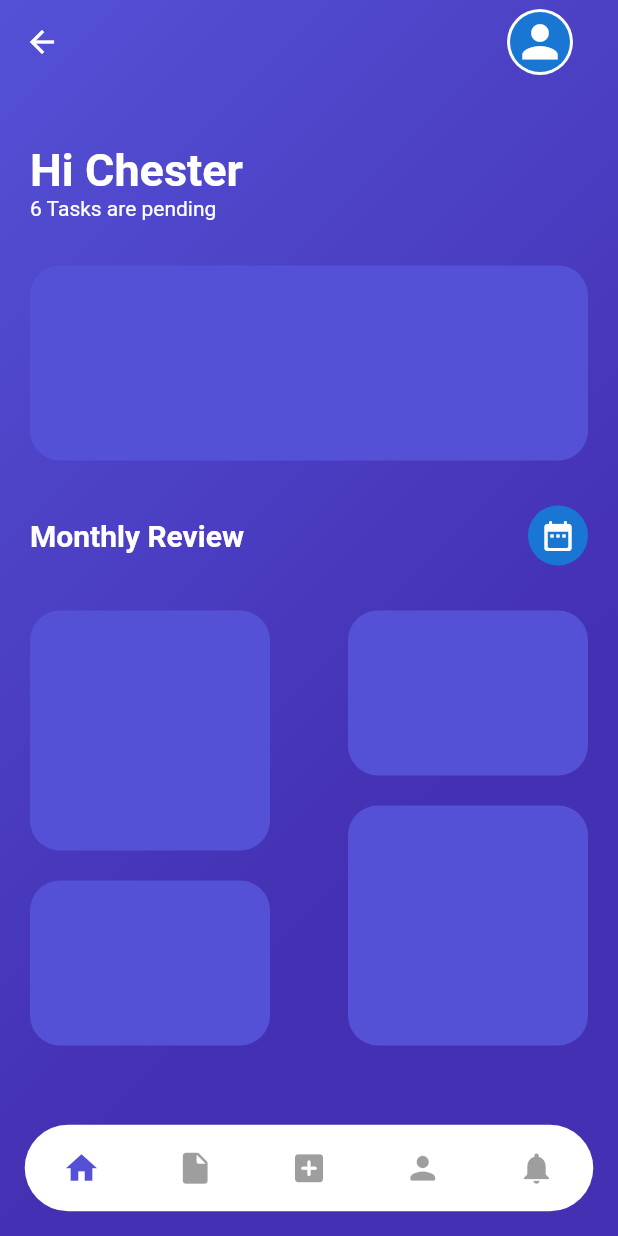
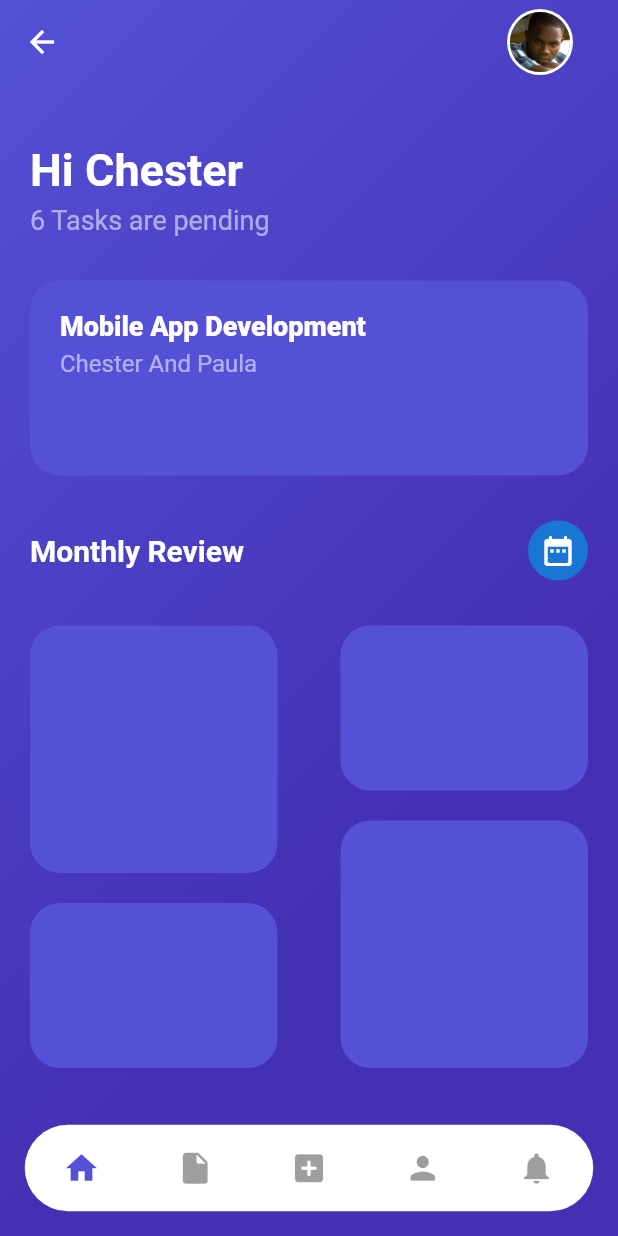
Before and after one commit to ceejayps/banking_app_2, a Flutter app: the homepage screen opened directly, on a phone screen of 412 x 824 dp. Run offline on Flutter 3.47's test engine with Material 2 defaults, Android fonts, the phone set to English and light mode, and no system bars; missing offline and left inert: dart:ffi.

Commit message:
Update homepage.dart

```diff
--- a/lib/container/pages/homepage.dart
+++ b/lib/container/pages/homepage.dart
@@ -1,3 +1,5 @@
+import 'dart:ui';
+
 import 'package:flutter/material.dart';
 import 'package:flutter/services.dart';
 
@@ -94,6 +96,7 @@ class _homepageState extends State<homepage> with TickerProviderStateMixin {
   @override
   Widget build(BuildContext context) {
     Size size = MediaQuery.of(context).size;
+    double tileWith = 165;
     return Container(
         decoration: const BoxDecoration(
             gradient: LinearGradient(
@@ -112,11 +115,8 @@ class _homepageState extends State<homepage> with TickerProviderStateMixin {
                 padding: const EdgeInsets.only(right: 30),
                 child: CircleAvatar(
                   child: CircleAvatar(
+                    backgroundImage: AssetImage('assets/images/chester.jpg'),
                     radius: 20,
-                    child: Icon(
-                      Icons.person,
-                      size: 35,
-                    ),
                   ),
                   radius: 22,
                   backgroundColor: Colors.white,
@@ -155,9 +155,13 @@ class _homepageState extends State<homepage> with TickerProviderStateMixin {
                                 fontWeight: FontWeight.bold,
                                 color: Colors.white),
                           ),
+                          SizedBox(
+                            height: 5,
+                          ),
                           Text(
                             "6 Tasks are pending",
-                            style: TextStyle(color: Colors.white),
+                            style:
+                                TextStyle(color: Colors.white54, fontSize: 18),
                             textAlign: TextAlign.left,
                           )
                         ],
@@ -171,6 +175,31 @@ class _homepageState extends State<homepage> with TickerProviderStateMixin {
                         decoration: BoxDecoration(
                             color: const Color.fromARGB(255, 84, 81, 214),
                             borderRadius: BorderRadius.circular(20)),
+                        child: Padding(
+                          padding: const EdgeInsets.all(20.0),
+                          child: Column(
+                            mainAxisAlignment: MainAxisAlignment.start,
+                            crossAxisAlignment: CrossAxisAlignment.start,
+                            children: [
+                              Text(
+                                "Mobile App Development",
+                                style: TextStyle(
+                                    fontSize: 18,
+                                    fontWeight: FontWeight.w800,
+                                    color: Colors.white),
+                              ),
+                              SizedBox(
+                                height: 5,
+                              ),
+                              Text(
+                                "Chester And Paula",
+                                style: TextStyle(
+                                    color: Colors.white54, fontSize: 16),
+                                textAlign: TextAlign.left,
+                              )
+                            ],
+                          ),
+                        ),
                       ),
                       const SizedBox(
                         height: 30,
@@ -201,8 +230,8 @@ class _homepageState extends State<homepage> with TickerProviderStateMixin {
                           Column(
                             children: [
                               Container(
-                                width: 160,
-                                height: 160,
+                                width: tileWith,
+                                height: tileWith,
                                 decoration: BoxDecoration(
                                     color:
                                         const Color.fromARGB(255, 84, 81, 214),
@@ -212,7 +241,7 @@ class _homepageState extends State<homepage> with TickerProviderStateMixin {
                                 height: 20,
                               ),
                               Container(
-                                width: 160,
+                                width: tileWith,
                                 height: 110,
                                 decoration: BoxDecoration(
                                     color:
@@ -224,7 +253,7 @@ class _homepageState extends State<homepage> with TickerProviderStateMixin {
                           Column(
                             children: [
                               Container(
-                                width: 160,
+                                width: tileWith,
                                 height: 110,
                                 decoration: BoxDecoration(
                                     color:
@@ -235,8 +264,8 @@ class _homepageState extends State<homepage> with TickerProviderStateMixin {
                                 height: 20,
                               ),
                               Container(
-                                width: 160,
-                                height: 160,
+                                width: tileWith,
+                                height: tileWith,
                                 decoration: BoxDecoration(
                                     color:
                                         const Color.fromARGB(255, 84, 81, 214),
```
